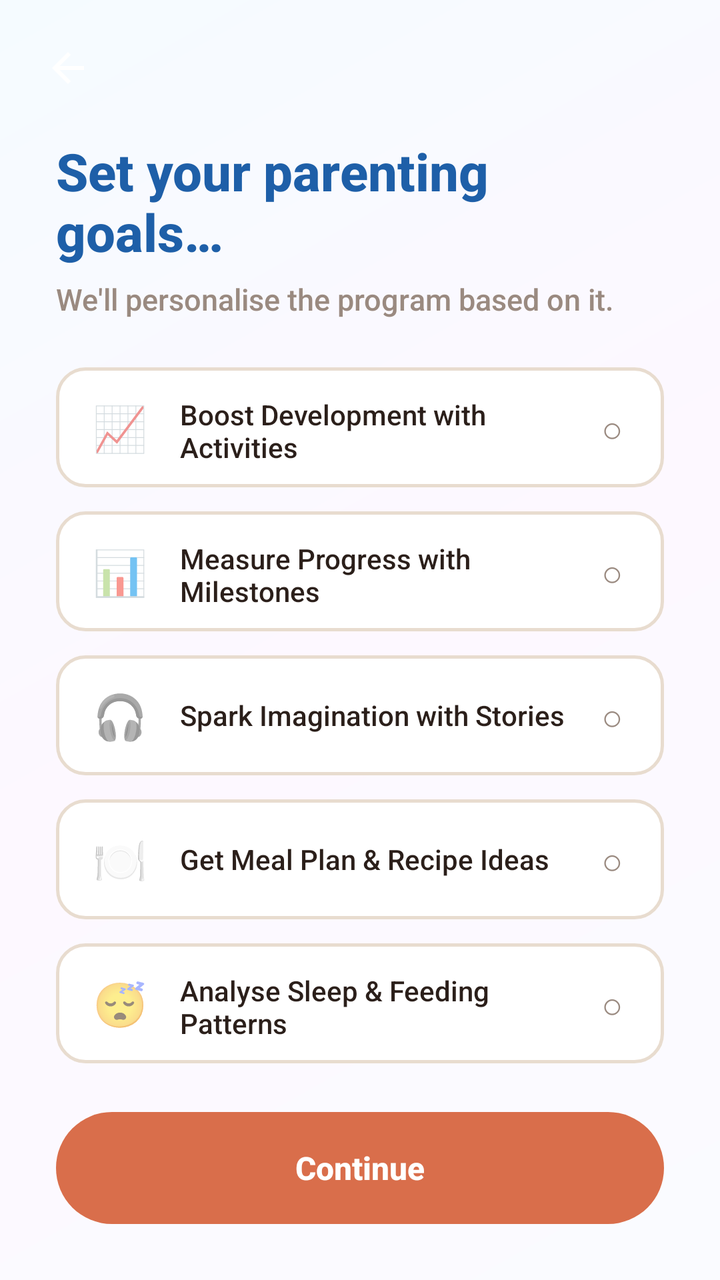
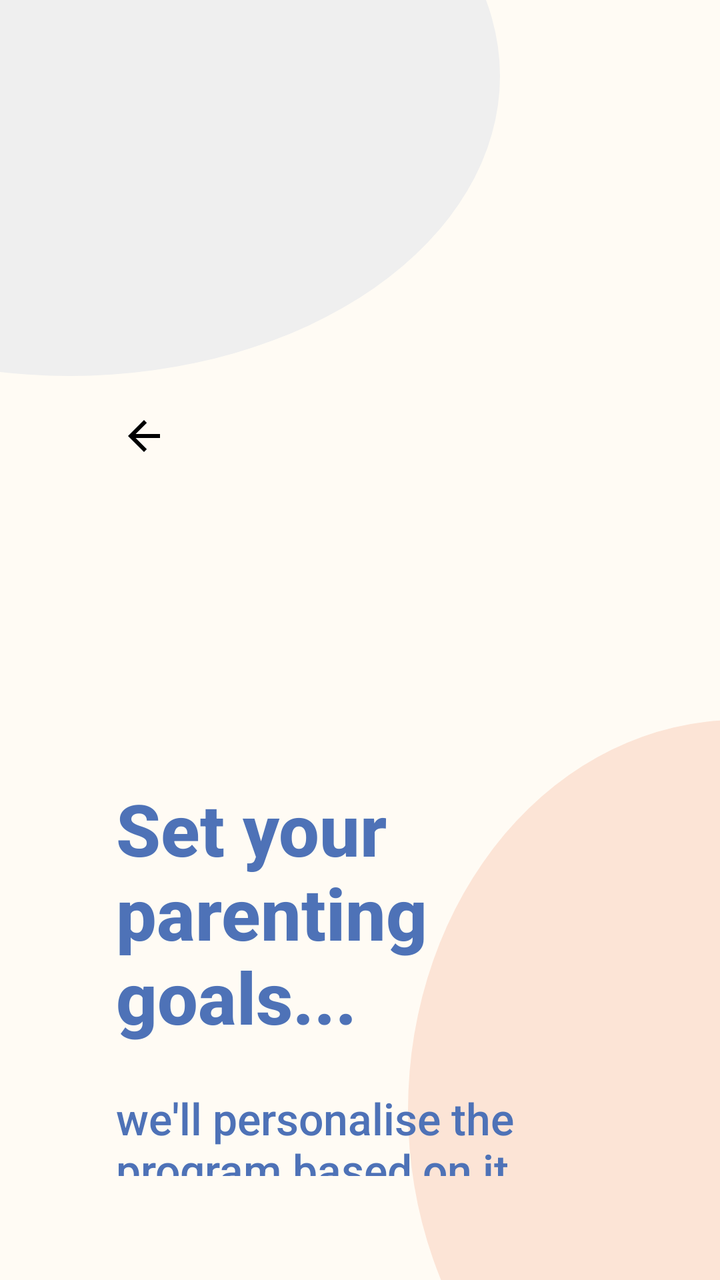

Screens rendered from an Android XML layout before and after an edit, with the pre-edit source and the edit as a unified diff.
<!-- AndroidManifest.xml: application theme Theme.TalentBaby -->
<!-- res/layout/activity_get_started_goals.xml -->
<?xml version="1.0" encoding="utf-8"?>
<LinearLayout
    xmlns:android="http://schemas.android.com/apk/res/android"
    android:layout_width="match_parent"
    android:layout_height="match_parent"
    android:orientation="vertical"
    android:background="@drawable/bg_onboarding">

    
    <ImageButton
        android:id="@+id/btnBack"
        android:layout_width="44dp"
        android:layout_height="44dp"
        android:src="@drawable/ic_back"
        android:background="?attr/selectableItemBackgroundBorderless"
        android:layout_marginStart="12dp"
        android:layout_marginTop="12dp"
        android:padding="10dp"
        android:contentDescription="Back" />

    <ScrollView
        android:layout_width="match_parent"
        android:layout_height="0dp"
        android:layout_weight="1"
        android:fillViewport="true"
        android:scrollbars="none">

        <LinearLayout
            android:layout_width="match_parent"
            android:layout_height="wrap_content"
            android:orientation="vertical"
            android:paddingHorizontal="28dp">

            <TextView
                android:layout_width="wrap_content"
                android:layout_height="wrap_content"
                android:text="@string/goals_title"
                android:textSize="26sp"
                android:textStyle="bold"
                android:textColor="@color/headline_blue"
                android:layout_marginTop="12dp" />

            <TextView
                android:layout_width="wrap_content"
                android:layout_height="wrap_content"
                android:text="@string/goals_subtitle"
                android:textSize="15sp"
                android:textColor="@color/text_secondary"
                android:layout_marginTop="6dp"
                android:layout_marginBottom="24dp" />

            
            <LinearLayout
                android:id="@+id/goalActivities"
                android:layout_width="match_parent"
                android:layout_height="60dp"
                android:orientation="horizontal"
                android:gravity="center_vertical"
                android:background="@drawable/bg_goal_unselected"
                android:padding="14dp"
                android:layout_marginBottom="12dp"
                android:clickable="true"
                android:focusable="true">
                <TextView android:layout_width="36dp" android:layout_height="wrap_content" android:text="📈" android:textSize="22sp" android:gravity="center" />
                <TextView android:layout_width="0dp" android:layout_height="wrap_content" android:layout_weight="1" android:text="@string/goal_1" android:textSize="14sp" android:textColor="@color/text_primary" android:layout_marginStart="12dp" />
                <TextView android:id="@+id/checkGoal1" android:layout_width="24dp" android:layout_height="24dp" android:text="○" android:textSize="18sp" android:textColor="@color/text_secondary" android:gravity="center" />
            </LinearLayout>

            
            <LinearLayout
                android:id="@+id/goalMilestones"
                android:layout_width="match_parent"
                android:layout_height="60dp"
                android:orientation="horizontal"
                android:gravity="center_vertical"
                android:background="@drawable/bg_goal_unselected"
                android:padding="14dp"
                android:layout_marginBottom="12dp"
                android:clickable="true"
                android:focusable="true">
                <TextView android:layout_width="36dp" android:layout_height="wrap_content" android:text="📊" android:textSize="22sp" android:gravity="center" />
                <TextView android:layout_width="0dp" android:layout_height="wrap_content" android:layout_weight="1" android:text="@string/goal_2" android:textSize="14sp" android:textColor="@color/text_primary" android:layout_marginStart="12dp" />
                <TextView android:id="@+id/checkGoal2" android:layout_width="24dp" android:layout_height="24dp" android:text="○" android:textSize="18sp" android:textColor="@color/text_secondary" android:gravity="center" />
            </LinearLayout>

            
            <LinearLayout
                android:id="@+id/goalStories"
                android:layout_width="match_parent"
                android:layout_height="60dp"
                android:orientation="horizontal"
                android:gravity="center_vertical"
                android:background="@drawable/bg_goal_unselected"
                android:padding="14dp"
                android:layout_marginBottom="12dp"
                android:clickable="true"
                android:focusable="true">
                <TextView android:layout_width="36dp" android:layout_height="wrap_content" android:text="🎧" android:textSize="22sp" android:gravity="center" />
                <TextView android:layout_width="0dp" android:layout_height="wrap_content" android:layout_weight="1" android:text="@string/goal_3" android:textSize="14sp" android:textColor="@color/text_primary" android:layout_marginStart="12dp" />
                <TextView android:id="@+id/checkGoal3" android:layout_width="24dp" android:layout_height="24dp" android:text="○" android:textSize="18sp" android:textColor="@color/text_secondary" android:gravity="center" />
            </LinearLayout>

            
            <LinearLayout
                android:id="@+id/goalNutrition"
                android:layout_width="match_parent"
                android:layout_height="60dp"
                android:orientation="horizontal"
                android:gravity="center_vertical"
                android:background="@drawable/bg_goal_unselected"
                android:padding="14dp"
                android:layout_marginBottom="12dp"
                android:clickable="true"
                android:focusable="true">
                <TextView android:layout_width="36dp" android:layout_height="wrap_content" android:text="🍽️" android:textSize="22sp" android:gravity="center" />
                <TextView android:layout_width="0dp" android:layout_height="wrap_content" android:layout_weight="1" android:text="@string/goal_4" android:textSize="14sp" android:textColor="@color/text_primary" android:layout_marginStart="12dp" />
                <TextView android:id="@+id/checkGoal4" android:layout_width="24dp" android:layout_height="24dp" android:text="○" android:textSize="18sp" android:textColor="@color/text_secondary" android:gravity="center" />
            </LinearLayout>

            
            <LinearLayout
                android:id="@+id/goalSleep"
                android:layout_width="match_parent"
                android:layout_height="60dp"
                android:orientation="horizontal"
                android:gravity="center_vertical"
                android:background="@drawable/bg_goal_unselected"
                android:padding="14dp"
                android:layout_marginBottom="24dp"
                android:clickable="true"
                android:focusable="true">
                <TextView android:layout_width="36dp" android:layout_height="wrap_content" android:text="😴" android:textSize="22sp" android:gravity="center" />
                <TextView android:layout_width="0dp" android:layout_height="wrap_content" android:layout_weight="1" android:text="@string/goal_5" android:textSize="14sp" android:textColor="@color/text_primary" android:layout_marginStart="12dp" />
                <TextView android:id="@+id/checkGoal5" android:layout_width="24dp" android:layout_height="24dp" android:text="○" android:textSize="18sp" android:textColor="@color/text_secondary" android:gravity="center" />
            </LinearLayout>

        </LinearLayout>
    </ScrollView>

    
    <TextView
        android:id="@+id/btnContinue"
        android:layout_width="match_parent"
        android:layout_height="56dp"
        android:text="@string/continue_btn"
        android:textSize="16sp"
        android:textStyle="bold"
        android:textColor="@color/white"
        android:background="@drawable/bg_teal_button_large"
        android:gravity="center"
        android:layout_marginHorizontal="28dp"
        android:layout_marginBottom="28dp"
        android:layout_marginTop="8dp"
        android:clickable="true"
        android:focusable="true" />

</LinearLayout>
<!-- resources referenced by this layout -->
<resources>
  <color name="headline_blue">#FF1E5FA8</color>
  <color name="text_secondary">#FF9A8A80</color>
  <!-- drawable bg_goal_unselected (drawable) -->
  <?xml version="1.0" encoding="utf-8"?>
  <shape xmlns:android="http://schemas.android.com/apk/res/android"
      android:shape="rectangle">
      <solid android:color="@color/white" />
      <stroke android:width="1.5dp" android:color="@color/goal_unselected_border" />
      <corners android:radius="14dp" />
  </shape>
  <!-- drawable bg_onboarding (drawable) -->
  <?xml version="1.0" encoding="utf-8"?>
  <shape xmlns:android="http://schemas.android.com/apk/res/android"
      android:shape="rectangle">
      <gradient
          android:startColor="#FFFAFBFF"
          android:centerColor="#FFFDF8FF"
          android:endColor="#FFF5FBFF"
          android:angle="135" />
  </shape>
  <!-- drawable bg_teal_button_large (drawable) -->
  <?xml version="1.0" encoding="utf-8"?>
  <shape xmlns:android="http://schemas.android.com/apk/res/android"
      android:shape="rectangle">
      <solid android:color="@color/primary" />
      <corners android:radius="28dp" />
  </shape>
  <!-- drawable ic_back (drawable) -->
  <?xml version="1.0" encoding="utf-8"?>
  <vector xmlns:android="http://schemas.android.com/apk/res/android"
      android:width="24dp"
      android:height="24dp"
      android:viewportWidth="24"
      android:viewportHeight="24"
      android:tint="@color/white">
      <path
          android:fillColor="@android:color/white"
          android:pathData="M20,11H7.83l5.59,-5.59L12,4l-8,8 8,8 1.41,-1.41L7.83,13H20v-2z" />
  </vector>
  <string name="goals_subtitle">We\'ll personalise the program based on it.</string>
  <string name="goals_title">Set your parenting goals…</string>
  <style name="Theme.TalentBaby" parent="Theme.MaterialComponents.DayNight.NoActionBar">
          
          <item name="colorPrimary">@color/primary</item>
          <item name="colorPrimaryVariant">@color/primary_dark</item>
          <item name="colorOnPrimary">@color/white</item>
          
          <item name="colorSecondary">@color/secondary</item>
          <item name="colorSecondaryVariant">@color/secondary_dark</item>
          <item name="colorOnSecondary">@color/white</item>
          
          <item name="colorSurface">@color/surface</item>
          <item name="colorOnSurface">@color/text_primary</item>
          <item name="android:colorBackground">@color/background</item>
          <item name="android:windowBackground">@color/background</item>
          
          <item name="android:statusBarColor">@color/background</item>
          <item name="android:windowLightStatusBar">true</item>
          
          <item name="elevationOverlayEnabled">true</item>
          
          <item name="android:fontFamily">sans-serif-medium</item>
      </style>
  <color name="goal_unselected_border">#FFE8DCCF</color>
  <!-- unchanged entries left out for length: 14 -->
</resources>

<!-- the commit's change to res/layout/activity_get_started_goals.xml (unified diff, before → after) -->
@@ -1,157 +1,99 @@
 <?xml version="1.0" encoding="utf-8"?>
-<LinearLayout
-    xmlns:android="http://schemas.android.com/apk/res/android"
+<FrameLayout xmlns:android="http://schemas.android.com/apk/res/android"
+    xmlns:app="http://schemas.android.com/apk/res-auto"
     android:layout_width="match_parent"
     android:layout_height="match_parent"
-    android:orientation="vertical"
-    android:background="@drawable/bg_onboarding">
+    android:background="@drawable/bg_login_design">
 
-    
     <ImageButton
         android:id="@+id/btnBack"
-        android:layout_width="44dp"
-        android:layout_height="44dp"
-        android:src="@drawable/ic_back"
+        android:layout_width="56dp"
+        android:layout_height="56dp"
+        android:layout_marginStart="44dp"
+        android:layout_marginTop="190dp"
         android:background="?attr/selectableItemBackgroundBorderless"
-        android:layout_marginStart="12dp"
-        android:layout_marginTop="12dp"
-        android:padding="10dp"
-        android:contentDescription="Back" />
+        android:contentDescription="Back"
+        android:padding="8dp"
+        android:src="@drawable/ic_arrow_back"
+        android:tint="@color/black" />
 
-    <ScrollView
+    <LinearLayout
         android:layout_width="match_parent"
-        android:layout_height="0dp"
-        android:layout_weight="1"
-        android:fillViewport="true"
-        android:scrollbars="none">
+        android:layout_height="match_parent"
+        android:orientation="vertical"
+        android:paddingStart="58dp"
+        android:paddingTop="390dp"
+        android:paddingEnd="58dp"
+        android:paddingBottom="52dp">
+
+        <TextView
+            android:layout_width="match_parent"
+            android:layout_height="wrap_content"
+            android:text="@string/goals_title"
+            android:textColor="@color/design_blue"
+            android:textSize="36sp"
+            android:textStyle="bold" />
+
+        <TextView
+            android:layout_width="match_parent"
+            android:layout_height="wrap_content"
+            android:layout_marginTop="22dp"
+            android:text="@string/goals_subtitle"
+            android:textColor="@color/design_blue"
+            android:textSize="22sp" />
 
         <LinearLayout
+            android:id="@+id/goalActivities"
+            style="@style/GetStartedGoalRow"
+            android:layout_marginTop="88dp">
+            <ImageView android:id="@+id/iconGoal1" style="@style/GetStartedGoalIcon" android:src="@drawable/ic_goal_blocks" app:tint="@color/design_gray" />
+            <TextView android:id="@+id/textGoal1" style="@style/GetStartedGoalText" android:text="@string/goal_1" />
+        </LinearLayout>
+
+        <LinearLayout
+            android:id="@+id/goalMilestones"
+            style="@style/GetStartedGoalRow">
+            <ImageView android:id="@+id/iconGoal2" style="@style/GetStartedGoalIcon" android:src="@drawable/ic_goal_milestone" app:tint="@color/design_gray" />
+            <TextView android:id="@+id/textGoal2" style="@style/GetStartedGoalText" android:text="@string/goal_2" />
+        </LinearLayout>
+
+        <LinearLayout
+            android:id="@+id/goalStories"
+            style="@style/GetStartedGoalRow">
+            <ImageView android:id="@+id/iconGoal3" style="@style/GetStartedGoalIcon" android:src="@drawable/ic_goal_stories" app:tint="@color/design_gray" />
+            <TextView android:id="@+id/textGoal3" style="@style/GetStartedGoalText" android:text="@string/goal_3" />
+        </LinearLayout>
+
+        <LinearLayout
+            android:id="@+id/goalNutrition"
+            style="@style/GetStartedGoalRow">
+            <ImageView android:id="@+id/iconGoal4" style="@style/GetStartedGoalIcon" android:src="@drawable/ic_goal_nutrition" app:tint="@color/design_gray" />
+            <TextView android:id="@+id/textGoal4" style="@style/GetStartedGoalText" android:text="@string/goal_4" />
+        </LinearLayout>
+
+        <LinearLayout
+            android:id="@+id/goalSleep"
+            style="@style/GetStartedGoalRow">
+            <ImageView android:id="@+id/iconGoal5" style="@style/GetStartedGoalIcon" android:src="@drawable/ic_goal_tracker" app:tint="@color/design_gray" />
+            <TextView android:id="@+id/textGoal5" style="@style/GetStartedGoalText" android:text="@string/goal_5" />
+        </LinearLayout>
+
+        <View
             android:layout_width="match_parent"
-            android:layout_height="wrap_content"
-            android:orientation="vertical"
-            android:paddingHorizontal="28dp">
+            android:layout_height="0dp"
+            android:layout_weight="1" />
 
-            <TextView
-                android:layout_width="wrap_content"
-                android:layout_height="wrap_content"
-                android:text="@string/goals_title"
-                android:textSize="26sp"
-                android:textStyle="bold"
-                android:textColor="@color/headline_blue"
-                android:layout_marginTop="12dp" />
-
-            <TextView
-                android:layout_width="wrap_content"
-                android:layout_height="wrap_content"
-                android:text="@string/goals_subtitle"
-                android:textSize="15sp"
-                android:textColor="@color/text_secondary"
-                android:layout_marginTop="6dp"
-                android:layout_marginBottom="24dp" />
-
-            
-            <LinearLayout
-                android:id="@+id/goalActivities"
-                android:layout_width="match_parent"
-                android:layout_height="60dp"
-                android:orientation="horizontal"
-                android:gravity="center_vertical"
-                android:background="@drawable/bg_goal_unselected"
-                android:padding="14dp"
-                android:layout_marginBottom="12dp"
-                android:clickable="true"
-                android:focusable="true">
-                <TextView android:layout_width="36dp" android:layout_height="wrap_content" android:text="📈" android:textSize="22sp" android:gravity="center" />
-                <TextView android:layout_width="0dp" android:layout_height="wrap_content" android:layout_weight="1" android:text="@string/goal_1" android:textSize="14sp" android:textColor="@color/text_primary" android:layout_marginStart="12dp" />
-                <TextView android:id="@+id/checkGoal1" android:layout_width="24dp" android:layout_height="24dp" android:text="○" android:textSize="18sp" android:textColor="@color/text_secondary" android:gravity="center" />
-            </LinearLayout>
-
-            
-            <LinearLayout
-                android:id="@+id/goalMilestones"
-                android:layout_width="match_parent"
-                android:layout_height="60dp"
-                android:orientation="horizontal"
-                android:gravity="center_vertical"
-                android:background="@drawable/bg_goal_unselected"
-                android:padding="14dp"
-                android:layout_marginBottom="12dp"
-                android:clickable="true"
-                android:focusable="true">
-                <TextView android:layout_width="36dp" android:layout_height="wrap_content" android:text="📊" android:textSize="22sp" android:gravity="center" />
-                <TextView android:layout_width="0dp" android:layout_height="wrap_content" android:layout_weight="1" android:text="@string/goal_2" android:textSize="14sp" android:textColor="@color/text_primary" android:layout_marginStart="12dp" />
-                <TextView android:id="@+id/checkGoal2" android:layout_width="24dp" android:layout_height="24dp" android:text="○" android:textSize="18sp" android:textColor="@color/text_secondary" android:gravity="center" />
-            </LinearLayout>
-
-            
-            <LinearLayout
-                android:id="@+id/goalStories"
-                android:layout_width="match_parent"
-                android:layout_height="60dp"
-                android:orientation="horizontal"
-                android:gravity="center_vertical"
-                android:background="@drawable/bg_goal_unselected"
-                android:padding="14dp"
-                android:layout_marginBottom="12dp"
-                android:clickable="true"
-                android:focusable="true">
-                <TextView android:layout_width="36dp" android:layout_height="wrap_content" android:text="🎧" android:textSize="22sp" android:gravity="center" />
-                <TextView android:layout_width="0dp" android:layout_height="wrap_content" android:layout_weight="1" android:text="@string/goal_3" android:textSize="14sp" android:textColor="@color/text_primary" android:layout_marginStart="12dp" />
-                <TextView android:id="@+id/checkGoal3" android:layout_width="24dp" android:layout_height="24dp" android:text="○" android:textSize="18sp" android:textColor="@color/text_secondary" android:gravity="center" />
-            </LinearLayout>
-
-            
-            <LinearLayout
-                android:id="@+id/goalNutrition"
-                android:layout_width="match_parent"
-                android:layout_height="60dp"
-                android:orientation="horizontal"
-                android:gravity="center_vertical"
-                android:background="@drawable/bg_goal_unselected"
-                android:padding="14dp"
-                android:layout_marginBottom="12dp"
-                android:clickable="true"
-                android:focusable="true">
-                <TextView android:layout_width="36dp" android:layout_height="wrap_content" android:text="🍽️" android:textSize="22sp" android:gravity="center" />
-                <TextView android:layout_width="0dp" android:layout_height="wrap_content" android:layout_weight="1" android:text="@string/goal_4" android:textSize="14sp" android:textColor="@color/text_primary" android:layout_marginStart="12dp" />
-                <TextView android:id="@+id/checkGoal4" android:layout_width="24dp" android:layout_height="24dp" android:text="○" android:textSize="18sp" android:textColor="@color/text_secondary" android:gravity="center" />
-            </LinearLayout>
-
-            
-            <LinearLayout
-                android:id="@+id/goalSleep"
-                android:layout_width="match_parent"
-                android:layout_height="60dp"
-                android:orientation="horizontal"
-                android:gravity="center_vertical"
-                android:background="@drawable/bg_goal_unselected"
-                android:padding="14dp"
-                android:layout_marginBottom="24dp"
-                android:clickable="true"
-                android:focusable="true">
-                <TextView android:layout_width="36dp" android:layout_height="wrap_content" android:text="😴" android:textSize="22sp" android:gravity="center" />
-                <TextView android:layout_width="0dp" android:layout_height="wrap_content" android:layout_weight="1" android:text="@string/goal_5" android:textSize="14sp" android:textColor="@color/text_primary" android:layout_marginStart="12dp" />
-                <TextView android:id="@+id/checkGoal5" android:layout_width="24dp" android:layout_height="24dp" android:text="○" android:textSize="18sp" android:textColor="@color/text_secondary" android:gravity="center" />
-            </LinearLayout>
-
-        </LinearLayout>
-    </ScrollView>
-
-    
-    <TextView
-        android:id="@+id/btnContinue"
-        android:layout_width="match_parent"
-        android:layout_height="56dp"
-        android:text="@string/continue_btn"
-        android:textSize="16sp"
-        android:textStyle="bold"
-        android:textColor="@color/white"
-        android:background="@drawable/bg_teal_button_large"
-        android:gravity="center"
-        android:layout_marginHorizontal="28dp"
-        android:layout_marginBottom="28dp"
-        android:layout_marginTop="8dp"
-        android:clickable="true"
-        android:focusable="true" />
-
-</LinearLayout>
+        <TextView
+            android:id="@+id/btnContinue"
+            android:layout_width="match_parent"
+            android:layout_height="66dp"
+            android:background="@drawable/bg_disabled_pill"
+            android:clickable="true"
+            android:enabled="false"
+            android:focusable="true"
+            android:gravity="center"
+            android:text="@string/continue_btn"
+            android:textColor="@color/design_gray"
+            android:textSize="22sp" />
+    </LinearLayout>
+</FrameLayout>
<!-- resource entries referenced after the edit -->
@@ -1,46 +1,160 @@
 <!-- resources referenced by this layout -->
 <resources>
-  <color name="headline_blue">#FF1E5FA8</color>
-  <color name="text_secondary">#FF9A8A80</color>
+  <color name="black">#FF000000</color>
+  <color name="design_blue">#FF4E72B7</color>
+  <color name="design_gray">#FF7C7E83</color>
+  <!-- drawable bg_disabled_pill (drawable) -->
+  <?xml version="1.0" encoding="utf-8"?>
+  <shape xmlns:android="http://schemas.android.com/apk/res/android">
+      <solid android:color="#E1E6EA" />
+      <corners android:radius="30dp" />
+  </shape>
+  <!-- drawable bg_login_design (drawable) -->
+  <?xml version="1.0" encoding="utf-8"?>
+  <layer-list xmlns:android="http://schemas.android.com/apk/res/android">
+      <item>
+          <shape android:shape="rectangle">
+              <solid android:color="@color/design_cream" />
+          </shape>
+      </item>
+  
+      <item
+          android:width="430dp"
+          android:height="300dp"
+          android:gravity="top|start"
+          android:left="-180dp"
+          android:top="-112dp">
+          <shape android:shape="oval">
+              <solid android:color="#EFEFEF" />
+          </shape>
+      </item>
+  
+      <item
+          android:width="330dp"
+          android:height="390dp"
+          android:gravity="bottom|end"
+          android:right="-174dp"
+          android:bottom="-110dp">
+          <shape android:shape="oval">
+              <solid android:color="@color/lb_blush" />
+          </shape>
+      </item>
+  </layer-list>
+  <!-- drawable ic_arrow_back (drawable) -->
+  <?xml version="1.0" encoding="utf-8"?>
+  <vector xmlns:android="http://schemas.android.com/apk/res/android"
+      android:width="24dp"
+      android:height="24dp"
+      android:viewportWidth="24"
+      android:viewportHeight="24">
+      <path
+          android:pathData="M20,11H7.83l5.59,-5.59L12,4l-8,8 8,8 1.41,-1.41L7.83,13H20v-2z"
+          android:fillColor="#2B1F1A" />
+  </vector>
+  <!-- drawable ic_goal_blocks (drawable) -->
+  <?xml version="1.0" encoding="utf-8"?>
+  <vector xmlns:android="http://schemas.android.com/apk/res/android"
+      android:width="36dp"
+      android:height="36dp"
+      android:viewportWidth="36"
+      android:viewportHeight="36">
+      <path android:fillColor="#00000000" android:strokeColor="#77797E" android:strokeWidth="2"
+          android:pathData="M7,17 L17,17 L17,29 L7,29 Z M18,17 L29,17 L29,29 L18,29 Z M13,7 L24,7 L24,17 L13,17 Z" />
+  </vector>
+  <!-- drawable ic_goal_milestone (drawable) -->
+  <?xml version="1.0" encoding="utf-8"?>
+  <vector xmlns:android="http://schemas.android.com/apk/res/android"
+      android:width="36dp"
+      android:height="36dp"
+      android:viewportWidth="36"
+      android:viewportHeight="36">
+      <path android:fillColor="#00000000" android:strokeColor="#77797E" android:strokeWidth="2"
+          android:pathData="M6,28 L14,18 L20,23 L28,12 L31,28 Z M14,18 L14,8 M14,8 L23,11 L14,14" />
+  </vector>
+  <!-- drawable ic_goal_nutrition (drawable) -->
+  <?xml version="1.0" encoding="utf-8"?>
+  <vector xmlns:android="http://schemas.android.com/apk/res/android"
+      android:width="36dp"
+      android:height="36dp"
+      android:viewportWidth="36"
+      android:viewportHeight="36">
+      <path android:fillColor="#00000000" android:strokeColor="#77797E" android:strokeWidth="2"
+          android:pathData="M8,27 L15,9 L30,24 Z" />
+      <path android:fillColor="#77797E" android:pathData="M16,19 A2,2 0,1 0,16,23 A2,2 0,1 0,16,19 M21,15 A2,2 0,1 0,21,19 A2,2 0,1 0,21,15 M23,23 A2,2 0,1 0,23,27 A2,2 0,1 0,23,23" />
+  </vector>
+  <!-- drawable ic_goal_stories (drawable) -->
+  <?xml version="1.0" encoding="utf-8"?>
+  <vector xmlns:android="http://schemas.android.com/apk/res/android"
+      android:width="36dp"
+      android:height="36dp"
+      android:viewportWidth="36"
+      android:viewportHeight="36">
+      <path android:fillColor="#00000000" android:strokeColor="#77797E" android:strokeWidth="2"
+          android:pathData="M9,20 A9,9 0,0 1,27 20 M9,20 L9,27 M27,20 L27,27" />
+      <path android:fillColor="#77797E" android:pathData="M6,20 H12 V29 H8 C7,29 6,28 6,27 Z M24,20 H30 V27 C30,28 29,29 28,29 H24 Z" />
+  </vector>
+  <!-- drawable ic_goal_tracker (drawable) -->
+  <?xml version="1.0" encoding="utf-8"?>
+  <vector xmlns:android="http://schemas.android.com/apk/res/android"
+      android:width="36dp"
+      android:height="36dp"
+      android:viewportWidth="36"
+      android:viewportHeight="36">
+      <path android:fillColor="#00000000" android:strokeColor="#77797E" android:strokeWidth="2"
+          android:pathData="M11,8 H25 A3,3 0,0 1,28 11 V29 A3,3 0,0 1,25 32 H11 A3,3 0,0 1,8 29 V11 A3,3 0,0 1,11 8 Z M14,6 H22 V11 H14 Z M13,17 H23 M13,22 H23 M13,27 H21" />
+  </vector>
   <!-- drawable bg_goal_unselected (drawable) -->
   <?xml version="1.0" encoding="utf-8"?>
   <shape xmlns:android="http://schemas.android.com/apk/res/android"
       android:shape="rectangle">
       <solid android:color="@color/white" />
-      <stroke android:width="1.5dp" android:color="@color/goal_unselected_border" />
-      <corners android:radius="14dp" />
+      <stroke android:width="2dp" android:color="@color/design_line" />
+      <corners android:radius="34dp" />
   </shape>
-  <!-- drawable bg_onboarding (drawable) -->
-  <?xml version="1.0" encoding="utf-8"?>
-  <shape xmlns:android="http://schemas.android.com/apk/res/android"
-      android:shape="rectangle">
-      <gradient
-          android:startColor="#FFFAFBFF"
-          android:centerColor="#FFFDF8FF"
-          android:endColor="#FFF5FBFF"
-          android:angle="135" />
-  </shape>
-  <!-- drawable bg_teal_button_large (drawable) -->
-  <?xml version="1.0" encoding="utf-8"?>
-  <shape xmlns:android="http://schemas.android.com/apk/res/android"
-      android:shape="rectangle">
-      <solid android:color="@color/primary" />
-      <corners android:radius="28dp" />
-  </shape>
-  <!-- drawable ic_back (drawable) -->
-  <?xml version="1.0" encoding="utf-8"?>
-  <vector xmlns:android="http://schemas.android.com/apk/res/android"
-      android:width="24dp"
-      android:height="24dp"
-      android:viewportWidth="24"
-      android:viewportHeight="24"
-      android:tint="@color/white">
-      <path
-          android:fillColor="@android:color/white"
-          android:pathData="M20,11H7.83l5.59,-5.59L12,4l-8,8 8,8 1.41,-1.41L7.83,13H20v-2z" />
-  </vector>
-  <string name="goals_subtitle">We\'ll personalise the program based on it.</string>
-  <string name="goals_title">Set your parenting goals…</string>
+  <style name="Animation.TalentBaby.None" parent="@android:style/Animation">
+          <item name="android:activityOpenEnterAnimation">@null</item>
+          <item name="android:activityOpenExitAnimation">@null</item>
+          <item name="android:activityCloseEnterAnimation">@null</item>
+          <item name="android:activityCloseExitAnimation">@null</item>
+          <item name="android:taskOpenEnterAnimation">@null</item>
+          <item name="android:taskOpenExitAnimation">@null</item>
+          <item name="android:taskCloseEnterAnimation">@null</item>
+          <item name="android:taskCloseExitAnimation">@null</item>
+          <item name="android:taskToFrontEnterAnimation">@null</item>
+          <item name="android:taskToFrontExitAnimation">@null</item>
+          <item name="android:taskToBackEnterAnimation">@null</item>
+          <item name="android:taskToBackExitAnimation">@null</item>
+      </style>
+  <color name="app_header_start">#FFC8EEF4</color>
+  <color name="design_line">#FFE2E2E2</color>
+  <string name="goals_subtitle">we\'ll personalise the program based on it.</string>
+  <string name="goals_title">Set your parenting goals...</string>
+  <style name="GetStartedGoalIcon">
+          <item name="android:layout_width">36dp</item>
+          <item name="android:layout_height">36dp</item>
+          <item name="android:layout_marginEnd">34dp</item>
+      </style>
+  <style name="GetStartedGoalRow">
+          <item name="android:layout_width">match_parent</item>
+          <item name="android:layout_height">70dp</item>
+          <item name="android:layout_marginBottom">30dp</item>
+          <item name="android:background">@drawable/bg_goal_unselected</item>
+          <item name="android:clickable">true</item>
+          <item name="android:focusable">true</item>
+          <item name="android:gravity">center_vertical</item>
+          <item name="android:orientation">horizontal</item>
+          <item name="android:paddingStart">52dp</item>
+          <item name="android:paddingEnd">28dp</item>
+      </style>
+  <style name="GetStartedGoalText">
+          <item name="android:layout_width">0dp</item>
+          <item name="android:layout_height">wrap_content</item>
+          <item name="android:layout_weight">1</item>
+          <item name="android:ellipsize">end</item>
+          <item name="android:maxLines">1</item>
+          <item name="android:textColor">@color/design_gray</item>
+          <item name="android:textSize">22sp</item>
+      </style>
   <style name="Theme.TalentBaby" parent="Theme.MaterialComponents.DayNight.NoActionBar">
           
           <item name="colorPrimary">@color/primary</item>
@@ -55,15 +169,19 @@
           <item name="colorOnSurface">@color/text_primary</item>
           <item name="android:colorBackground">@color/background</item>
           <item name="android:windowBackground">@color/background</item>
+          <item name="android:windowAnimationStyle">@style/Animation.TalentBaby.None</item>
+          <item name="android:forceDarkAllowed">false</item>
           
-          <item name="android:statusBarColor">@color/background</item>
-          <item name="android:windowLightStatusBar">true</item>
+          <item name="android:statusBarColor">@color/app_header_start</item>
+          <item name="android:navigationBarColor">@color/white</item>
+          <item name="android:windowLightStatusBar">false</item>
           
           <item name="elevationOverlayEnabled">true</item>
           
           <item name="android:fontFamily">sans-serif-medium</item>
       </style>
-  <color name="goal_unselected_border">#FFE8DCCF</color>
+  <color name="design_cream">#FFFFFBF4</color>
+  <color name="lb_blush">#FCE4D6</color>
   <!-- unchanged entries left out for length: 14 -->
 </resources>
 
